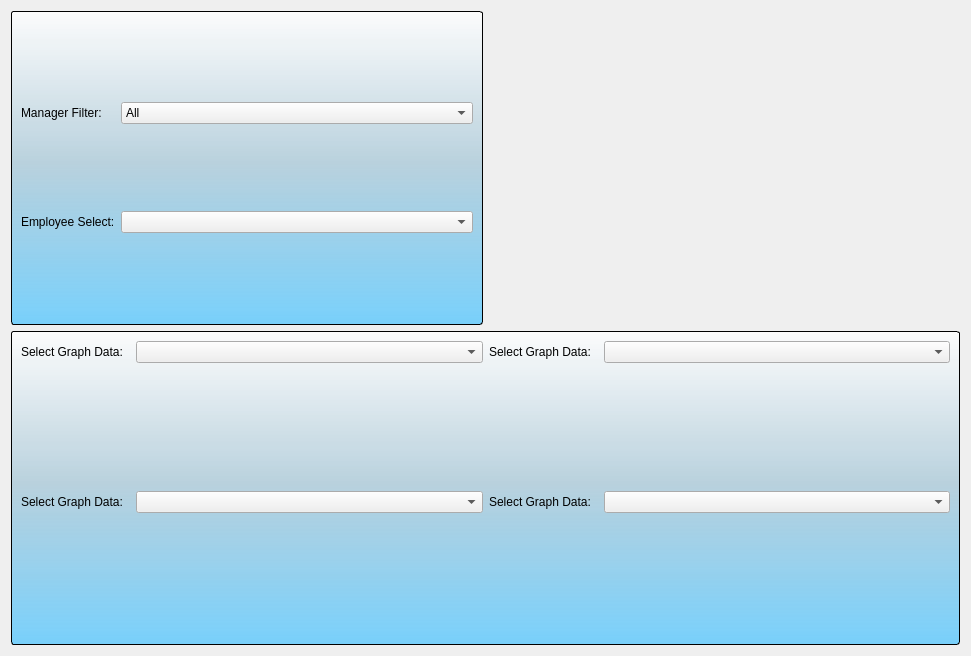
jakesb27/Manager_KPI_Tracker, file Ui_Files/agent_graphs.ui: the form before one commit.
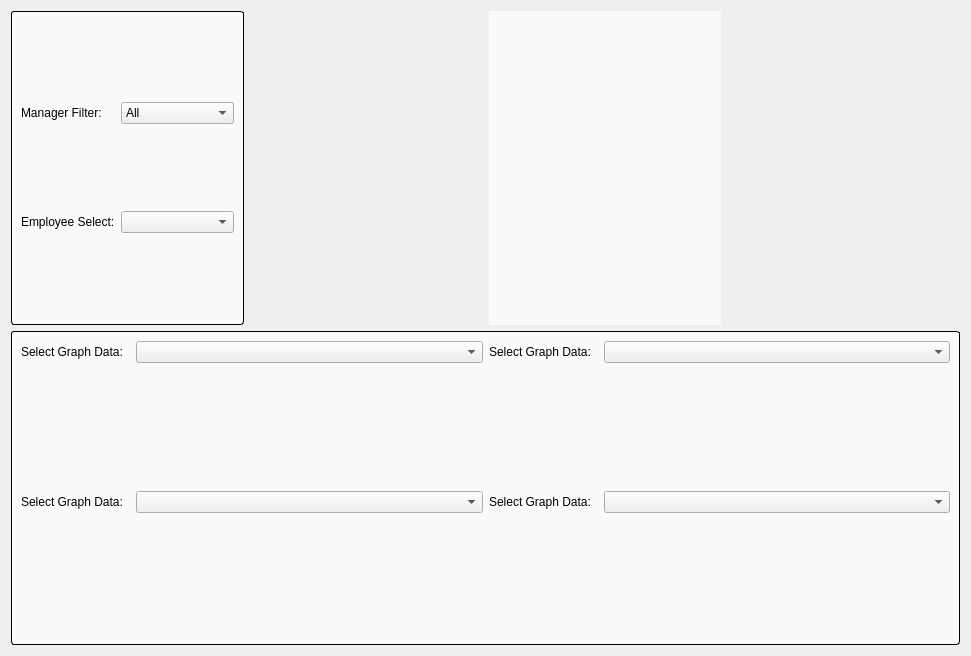
The form after the commit. Icons and pictures are not drawn.

Diff of the .ui file:
```diff
--- a/Ui_Files/agent_graphs.ui
+++ b/Ui_Files/agent_graphs.ui
@@ -18,11 +18,134 @@
     <normaloff>:/logos/Images/Meduit_logo.ico</normaloff>:/logos/Images/Meduit_logo.ico</iconset>
   </property>
   <layout class="QGridLayout" name="gridLayout_2">
-   <item row="1" column="0" colspan="2">
+   <item row="0" column="3">
+    <spacer name="horizontalSpacer">
+     <property name="orientation">
+      <enum>Qt::Horizontal</enum>
+     </property>
+     <property name="sizeType">
+      <enum>QSizePolicy::Minimum</enum>
+     </property>
+     <property name="sizeHint" stdset="0">
+      <size>
+       <width>40</width>
+       <height>20</height>
+      </size>
+     </property>
+    </spacer>
+   </item>
+   <item row="0" column="2">
+    <widget class="QLabel" name="label">
+     <property name="sizePolicy">
+      <sizepolicy hsizetype="Preferred" vsizetype="Preferred">
+       <horstretch>0</horstretch>
+       <verstretch>0</verstretch>
+      </sizepolicy>
+     </property>
+     <property name="styleSheet">
+      <string notr="true">image: url(:/logos/Images/Meduit Email.png);
+background-color: qlineargradient(spread:pad, x1:0.557, y1:0, x2:0.511, y2:1, stop:0.528409 rgba(255, 255, 255, 174));</string>
+     </property>
+     <property name="text">
+      <string/>
+     </property>
+    </widget>
+   </item>
+   <item row="0" column="0">
+    <widget class="QGroupBox" name="groupBox_2">
+     <property name="styleSheet">
+      <string notr="true">QGroupBox{
+	background-color: qlineargradient(spread:pad, x1:0.557, y1:0, x2:0.511, y2:1, stop:0.528409 rgba(255, 255, 255, 174));
+	border: 1px solid black;
+	border-radius: 3px;
+	margin-top: 1ex;
+	padding-top: 0;
+	font: 11pt &quot;Corbel&quot;;
+	font-weight: bold;
+}
+QGroupBox::title{
+	background-color: rgb(195, 195, 195);
+	border: 1px solid black;
+	border-radius: 3px;
+	padding: 2 10px;
+	subcontrol-origin: margin;
+	subcontrol-position: top;
+	font: 11pt &quot;Corbel&quot;;
+	font-weight: bold;
+}</string>
+     </property>
+     <property name="title">
+      <string/>
+     </property>
+     <layout class="QGridLayout" name="gridLayout_4">
+      <item row="0" column="1">
+       <widget class="QLabel" name="label_6">
+        <property name="text">
+         <string>Manager Filter:</string>
+        </property>
+       </widget>
+      </item>
+      <item row="0" column="2" colspan="2">
+       <widget class="QComboBox" name="managerCombo">
+        <property name="styleSheet">
+         <string notr="true">QFrame{
+	background-color: qlineargradient(spread:pad, x1:0.5, y1:0, x2:0.5, y2:1, stop:0 rgba(255, 255, 255, 209), stop:0.485876 rgba(181, 207, 220, 239), stop:1 rgba(85, 199, 255, 196));
+}</string>
+        </property>
+        <item>
+         <property name="text">
+          <string>All</string>
+         </property>
+        </item>
+       </widget>
+      </item>
+      <item row="1" column="2" colspan="2">
+       <widget class="QComboBox" name="employeeSelect">
+        <property name="styleSheet">
+         <string notr="true">QFrame{
+	background-color: qlineargradient(spread:pad, x1:0.5, y1:0, x2:0.5, y2:1, stop:0 rgba(255, 255, 255, 209), stop:0.485876 rgba(181, 207, 220, 239), stop:1 rgba(85, 199, 255, 196));
+}</string>
+        </property>
+       </widget>
+      </item>
+      <item row="1" column="1">
+       <widget class="QLabel" name="label_20">
+        <property name="sizePolicy">
+         <sizepolicy hsizetype="Maximum" vsizetype="Preferred">
+          <horstretch>0</horstretch>
+          <verstretch>0</verstretch>
+         </sizepolicy>
+        </property>
+        <property name="text">
+         <string>Employee Select:</string>
+        </property>
+       </widget>
+      </item>
+     </layout>
+    </widget>
+   </item>
+   <item row="0" column="1">
+    <spacer name="horizontalSpacer_2">
+     <property name="orientation">
+      <enum>Qt::Horizontal</enum>
+     </property>
+     <property name="sizeType">
+      <enum>QSizePolicy::Minimum</enum>
+     </property>
+     <property name="sizeHint" stdset="0">
+      <size>
+       <width>40</width>
+       <height>20</height>
+      </size>
+     </property>
+    </spacer>
+   </item>
+   <item row="1" column="0" colspan="4">
     <widget class="QFrame" name="frame">
      <property name="styleSheet">
       <string notr="true">QFrame{
-	background-color: qlineargradient(spread:pad, x1:0.5, y1:0, x2:0.5, y2:1, stop:0 rgba(255, 255, 255, 209), stop:0.485876 rgba(181, 207, 220, 239), stop:1 rgba(85, 199, 255, 196));
+	
+	background-color: qlineargradient(spread:pad, x1:0.557, y1:0, x2:0.511, y2:1, stop:0.528409 rgba(255, 255, 255, 174));
 	border: 1px solid black;
 	border-radius: 3px;
 }</string>
@@ -423,89 +546,6 @@
      </layout>
     </widget>
    </item>
-   <item row="0" column="1">
-    <widget class="QLabel" name="label">
-     <property name="styleSheet">
-      <string notr="true">image: url(:/logos/Images/Meduit Email.png);</string>
-     </property>
-     <property name="text">
-      <string/>
-     </property>
-    </widget>
-   </item>
-   <item row="0" column="0">
-    <widget class="QGroupBox" name="groupBox_2">
-     <property name="styleSheet">
-      <string notr="true">QGroupBox{
-	background-color: qlineargradient(spread:pad, x1:0.5, y1:0, x2:0.5, y2:1, stop:0 rgba(255, 255, 255, 209), stop:0.485876 rgba(181, 207, 220, 239), stop:1 rgba(85, 199, 255, 196));
-	border: 1px solid black;
-	border-radius: 3px;
-	margin-top: 1ex;
-	padding-top: 0;
-	font: 11pt &quot;Corbel&quot;;
-	font-weight: bold;
-}
-QGroupBox::title{
-	background-color: rgb(195, 195, 195);
-	border: 1px solid black;
-	border-radius: 3px;
-	padding: 2 10px;
-	subcontrol-origin: margin;
-	subcontrol-position: top;
-	font: 11pt &quot;Corbel&quot;;
-	font-weight: bold;
-}</string>
-     </property>
-     <property name="title">
-      <string/>
-     </property>
-     <layout class="QGridLayout" name="gridLayout_4">
-      <item row="0" column="1">
-       <widget class="QLabel" name="label_6">
-        <property name="text">
-         <string>Manager Filter:</string>
-        </property>
-       </widget>
-      </item>
-      <item row="0" column="2" colspan="2">
-       <widget class="QComboBox" name="managerCombo">
-        <property name="styleSheet">
-         <string notr="true">QFrame{
-	background-color: qlineargradient(spread:pad, x1:0.5, y1:0, x2:0.5, y2:1, stop:0 rgba(255, 255, 255, 209), stop:0.485876 rgba(181, 207, 220, 239), stop:1 rgba(85, 199, 255, 196));
-}</string>
-        </property>
-        <item>
-         <property name="text">
-          <string>All</string>
-         </property>
-        </item>
-       </widget>
-      </item>
-      <item row="1" column="2" colspan="2">
-       <widget class="QComboBox" name="employeeSelect">
-        <property name="styleSheet">
-         <string notr="true">QFrame{
-	background-color: qlineargradient(spread:pad, x1:0.5, y1:0, x2:0.5, y2:1, stop:0 rgba(255, 255, 255, 209), stop:0.485876 rgba(181, 207, 220, 239), stop:1 rgba(85, 199, 255, 196));
-}</string>
-        </property>
-       </widget>
-      </item>
-      <item row="1" column="1">
-       <widget class="QLabel" name="label_20">
-        <property name="sizePolicy">
-         <sizepolicy hsizetype="Maximum" vsizetype="Preferred">
-          <horstretch>0</horstretch>
-          <verstretch>0</verstretch>
-         </sizepolicy>
-        </property>
-        <property name="text">
-         <string>Employee Select:</string>
-        </property>
-       </widget>
-      </item>
-     </layout>
-    </widget>
-   </item>
   </layout>
  </widget>
  <tabstops>
```
